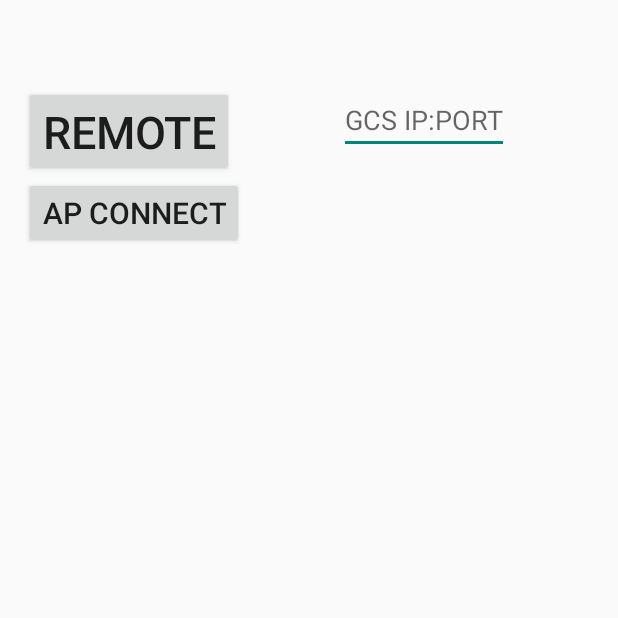
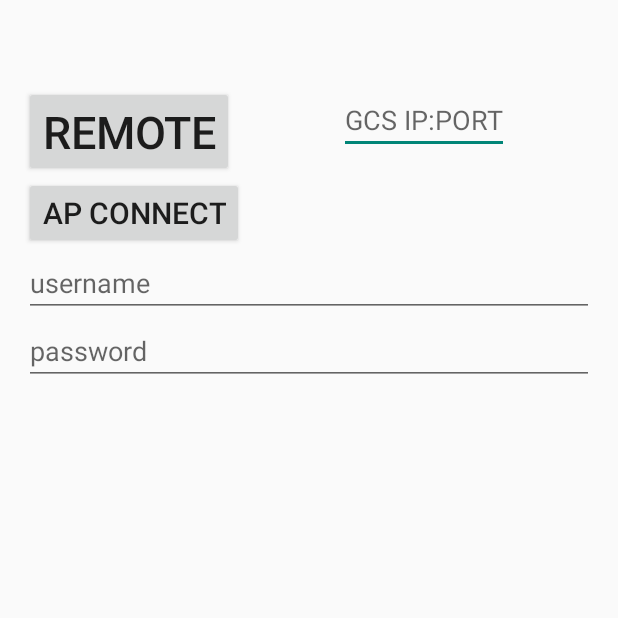
Before and after one commit to oneTimePad/ImagingServer, an Android app: the screen it shows after launch (MainActivity), after a tap on "REMOTE", on a phone screen of 412 x 824 dp, the top half of it. Run offline under Robolectric (Android 15) with nearby library versions, the phone set to English and light mode, and no system bars; libraries missing offline, so code that uses them is left out: com.o3dr.android, com.o3dr.services; 3 statements that could not run were skipped.

Commit message:
added app login screen

```diff
--- a/CameraTrigger/app/src/main/java/com/o3dr/hellodrone/MainActivity.java
+++ b/CameraTrigger/app/src/main/java/com/o3dr/hellodrone/MainActivity.java
@@ -162,8 +162,6 @@ public class MainActivity extends ActionBarActivity implements DroneListener,Tow
     private final BooleanObj connectOn = new BooleanObj(false);
 
     //for testing
-    private String username = "pop";
-    private String password = "pop";
     private String token;
     private long expiration =0;
 
@@ -697,8 +695,8 @@ public class MainActivity extends ActionBarActivity implements DroneListener,Tow
                         con.setRequestMethod("POST");
                         //send json username and password
                         JSONObject requestData = new JSONObject();
-                        requestData.put("username",username);
-                        requestData.put("password",password);
+                        requestData.put("username",((EditText)findViewById(R.id.username)).getText().toString());
+                        requestData.put("password",((EditText)findViewById(R.id.password)).getText().toString());
 
                         con.setRequestProperty("Content-Type", "application/json; charset=UTF-8");
                         con.setDoInput(true);
--- a/CameraTrigger/app/src/main/res/layout/activity_main.xml
+++ b/CameraTrigger/app/src/main/res/layout/activity_main.xml
@@ -65,8 +65,20 @@
 
     </RelativeLayout>
 
+    <EditText
+        android:layout_width="match_parent"
+        android:layout_height="wrap_content"
+        android:id="@+id/username"
+        android:layout_gravity="center_horizontal"
+        android:hint="username" />
 
-
+    <EditText
+        android:layout_width="match_parent"
+        android:layout_height="wrap_content"
+        android:inputType="textPassword"
+        android:ems="10"
+        android:id="@+id/password"
+        android:hint="password" />
 
 
 </LinearLayout>
```
